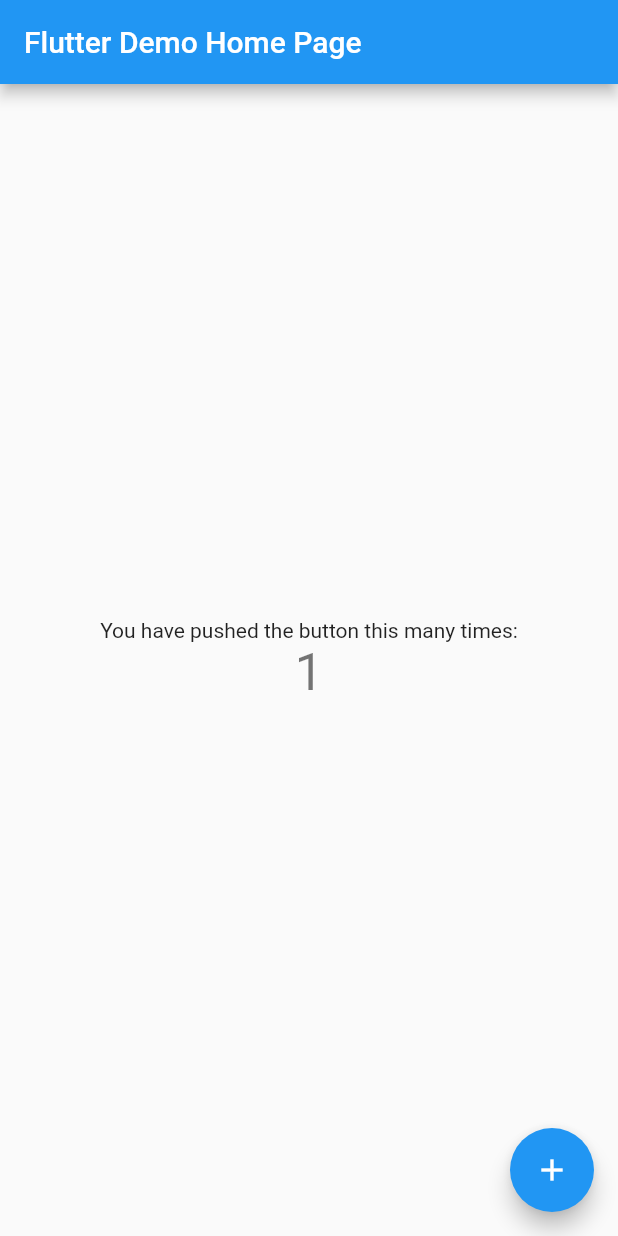
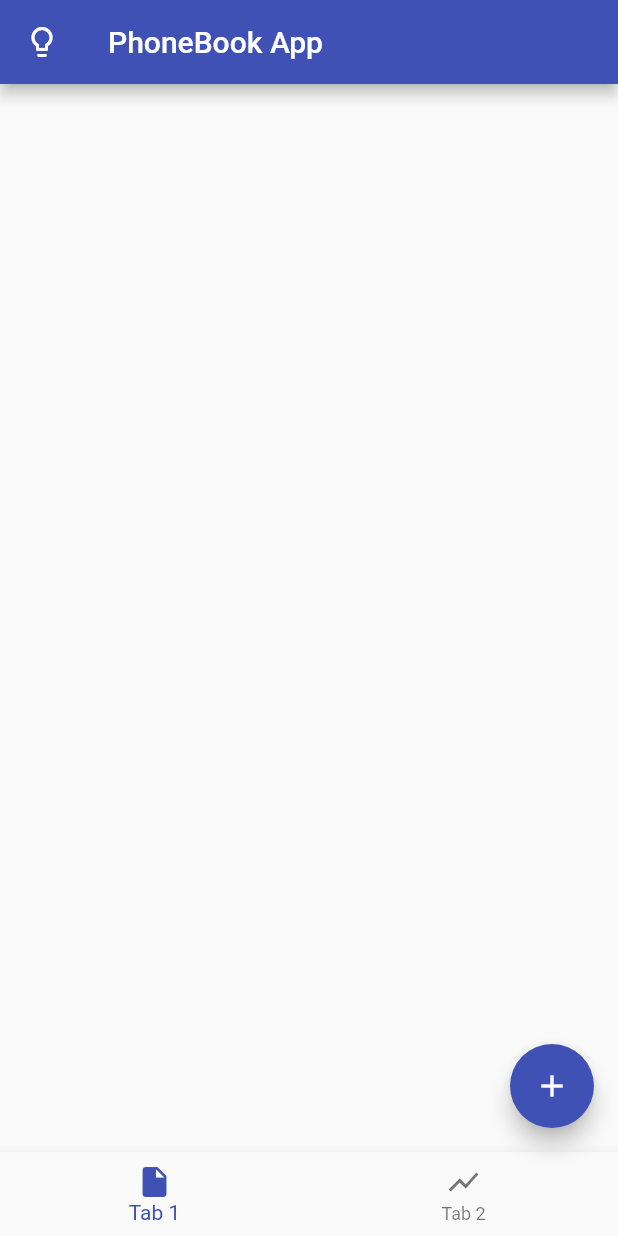
Before and after one commit to jahgath/phonebook_app, a Flutter app: the screen it shows after launch, after a tap on the "add" icon, on a phone screen of 412 x 824 dp. Run offline on Flutter 3.47's test engine with Material 2 defaults, Android fonts, the phone set to English and light mode, and no system bars; our stand-ins replace dynamic_theme.

Commit message:
dark mode added

```diff
--- /dev/null
+++ b/lib/UI/pages/home.dart
@@ -0,0 +1,38 @@
+import 'package:flutter/material.dart';
+import 'package:phone_app/UI/theme_switch/toggle_theme.dart';
+
+class MyHomePage extends StatefulWidget {
+  MyHomePage({Key key, this.title}) : super(key: key);
+  final String title;
+
+  @override
+  _MyHomePageState createState() => _MyHomePageState();
+}
+
+class _MyHomePageState extends State<MyHomePage> {
+  @override
+  Widget build(BuildContext context) {
+    return Scaffold(
+      appBar: AppBar(
+        title: Text("PhoneBook App"),
+        leading: IconButton(icon: Icon(Icons.lightbulb_outline),onPressed: (){changeBrightness(context);},),
+      ),
+      body: Center(
+
+      ),
+      floatingActionButton: FloatingActionButton(
+        onPressed: (){},
+        child: const Icon(Icons.add),
+      ),
+      bottomNavigationBar: BottomNavigationBar(
+        items: [
+          BottomNavigationBarItem(
+              icon: Icon(Icons.insert_drive_file), title: Text("Tab 1")),
+          BottomNavigationBarItem(
+              icon: Icon(Icons.show_chart), title: Text("Tab 2")),
+        ],
+      ),
+    );
+  }
+
+}
--- /dev/null
+++ b/lib/UI/theme_switch/toggle_theme.dart
@@ -0,0 +1,11 @@
+import 'package:dynamic_theme/dynamic_theme.dart';
+import 'package:dynamic_theme/theme_switcher_widgets.dart';
+import 'package:flutter/cupertino.dart';
+import 'package:flutter/material.dart';
+
+void changeBrightness(BuildContext context) {
+    DynamicTheme.of(context).setBrightness(
+        Theme.of(context).brightness == Brightness.dark
+            ? Brightness.light
+            : Brightness.dark);
+  }
--- a/lib/main.dart
+++ b/lib/main.dart
@@ -1,66 +1,25 @@
+import 'package:dynamic_theme/dynamic_theme.dart';
 import 'package:flutter/material.dart';
+import 'package:phone_app/UI/pages/home.dart';
 
-void main() {
-  runApp(MyApp());
-}
+void main() => runApp(MyApp());
 
 class MyApp extends StatelessWidget {
   @override
   Widget build(BuildContext context) {
-    return MaterialApp(
-      title: 'Flutter Demo',
-      theme: ThemeData(
-        primarySwatch: Colors.blue,
-        visualDensity: VisualDensity.adaptivePlatformDensity,
-      ),
-      home: MyHomePage(title: 'Flutter Demo Home Page'),
-    );
+    return DynamicTheme(
+        defaultBrightness: Brightness.light,
+        data: (brightness) => ThemeData(
+              primarySwatch: Colors.indigo,
+              brightness: brightness,
+            ),
+        themedWidgetBuilder: (context, theme) {
+          return MaterialApp(
+            debugShowCheckedModeBanner: false,
+            title: 'Flutter Demo',
+            theme: theme,
+            home: MyHomePage(title: 'Flutter Demo PhoneBook app'),
+          );
+        });
   }
 }
-
-class MyHomePage extends StatefulWidget {
-  MyHomePage({Key key, this.title}) : super(key: key);
-
-  final String title;
-
-  @override
-  _MyHomePageState createState() => _MyHomePageState();
-}
-
-class _MyHomePageState extends State<MyHomePage> {
-  int _counter = 0;
-
-  void _incrementCounter() {
-    setState(() {
-      _counter++;
-    });
-  }
-
-  @override
-  Widget build(BuildContext context) {
-    return Scaffold(
-      appBar: AppBar(
-        title: Text(widget.title),
-      ),
-      body: Center(
-        child: Column(
-          mainAxisAlignment: MainAxisAlignment.center,
-          children: <Widget>[
-            Text(
-              'You have pushed the button this many times:',
-            ),
-            Text(
-              '$_counter',
-              style: Theme.of(context).textTheme.headline4,
-            ),
-          ],
-        ),
-      ),
-      floatingActionButton: FloatingActionButton(
-        onPressed: _incrementCounter,
-        tooltip: 'Increment',
-        child: Icon(Icons.add),
-      ),
-    );
-  }
-}
```
Also changed, not shown: pubspec.yaml (+2 -55 lines), pubspec.lock, 1 other file.
